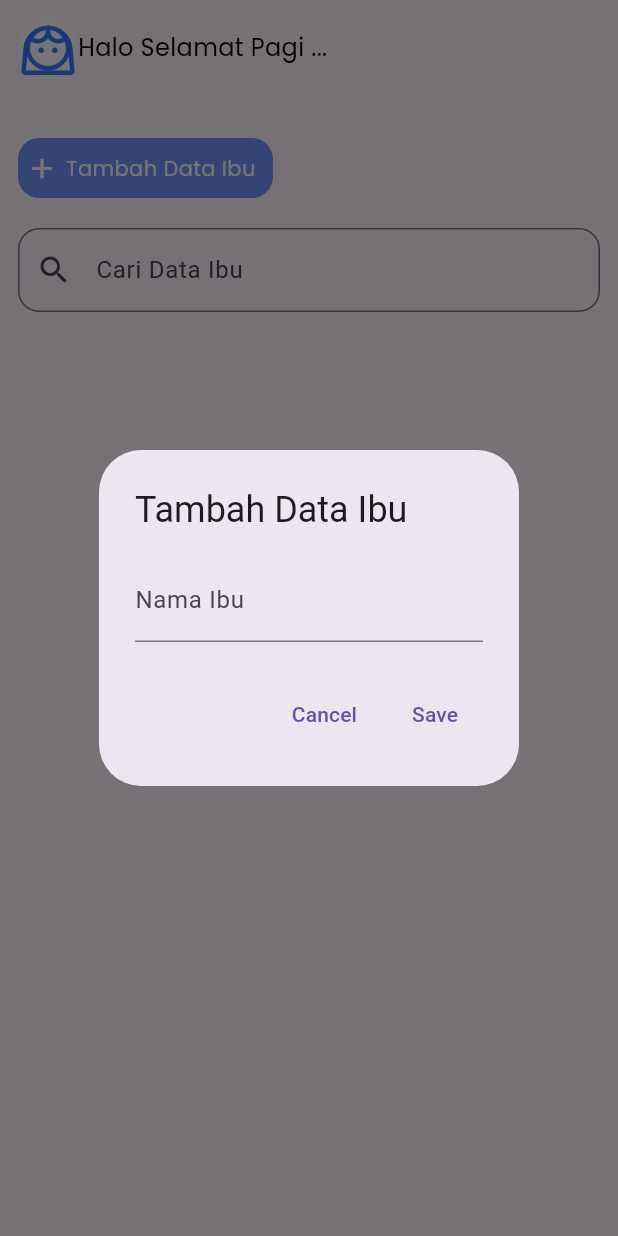
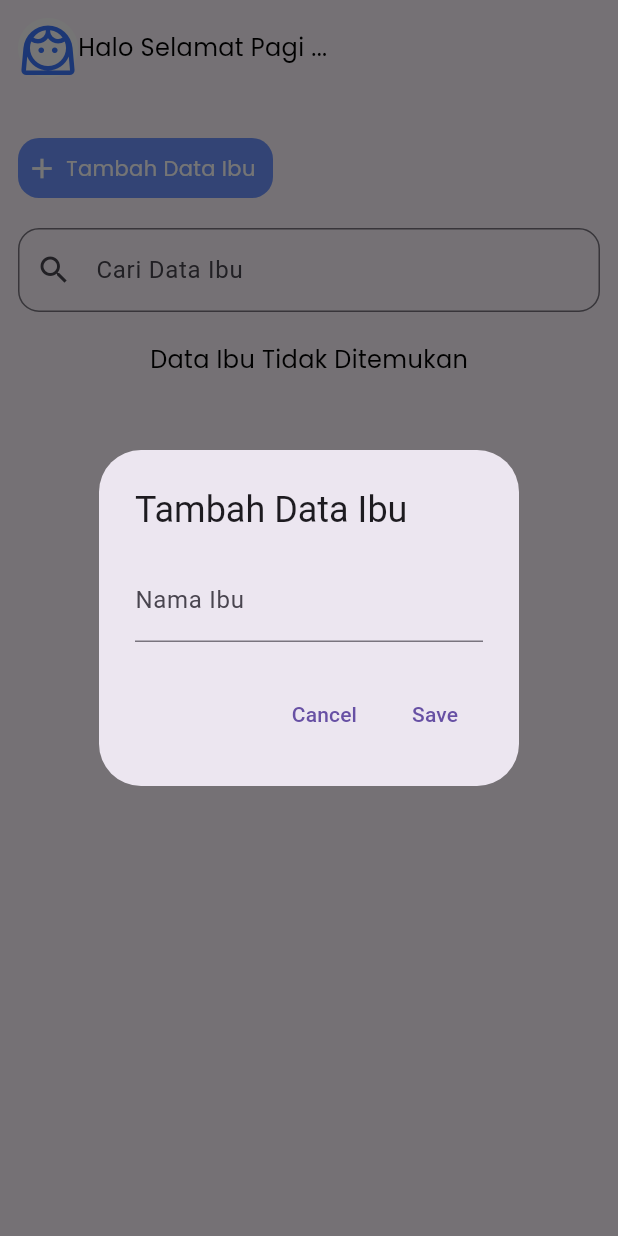
Before and after one commit to yolandomanullang20/PA_STUNTING_IOT_ECUN, a Flutter app: the screen it shows after launch, after a tap on "Tambah Data Ibu", on a phone screen of 412 x 824 dp. Run offline on Flutter 3.47's test engine with Material 3 defaults, Android fonts, the phone set to English and light mode, and no system bars; our stand-ins replace get, google_fonts, sqflite; accounts and stored records are empty.

Commit message:
benerin ui nya ajah

```diff
--- a/lib/app/modules/data_ibu/views/data_ibu_view.dart
+++ b/lib/app/modules/data_ibu/views/data_ibu_view.dart
@@ -1,4 +1,5 @@
 import 'package:flutter/material.dart';
+import 'package:flutter/services.dart';
 
 import 'package:get/get.dart';
 import 'package:stunting_app/models/ibu_model.dart';
@@ -88,6 +89,10 @@ class DataIbuView extends GetView<DataIbuController> {
                       borderRadius: BorderRadius.circular(14),
                     ),
                   ),
+                  inputFormatters: <TextInputFormatter>[
+                    FilteringTextInputFormatter.allow(
+                        RegExp(r'^[a-z A-Z\s]*$')),
+                  ],
                   onChanged: (value) =>
                       controller.getAllMothers(searchTerm: value),
                 ),
@@ -103,6 +108,15 @@ class DataIbuView extends GetView<DataIbuController> {
                           : GetBuilder<DataIbuController>(
                               init: DataIbuController(),
                               builder: (controller) {
+                                if (controller.listDataIbu.isEmpty) {
+                                  return Center(
+                                    child: Text(
+                                      'Data Ibu Tidak Ditemukan',
+                                      style:
+                                          poppinsBlack.copyWith(fontSize: 16),
+                                    ),
+                                  );
+                                } else {
                                   return ListView.builder(
                                     itemCount: controller.listDataIbu.length,
                                     shrinkWrap: true,
@@ -137,16 +151,20 @@ class DataIbuView extends GetView<DataIbuController> {
                                                     middleText:
                                                         'Apakah anda yakin ingin menghapus data ini?\nData yang dihapus tidak dapat dikembalikan.',
                                                     textConfirm: 'Ya',
-                                                  backgroundColor: Colors.white,
+                                                    backgroundColor:
+                                                        Colors.white,
                                                     textCancel: 'Tidak',
                                                     confirmTextColor:
                                                         Colors.white,
                                                     buttonColor: pinkColorBold,
-                                                  cancelTextColor: Colors.black,
+                                                    cancelTextColor:
+                                                        Colors.black,
                                                     onConfirm: () {
-                                                    controller.deleteMotherData(
+                                                      controller
+                                                          .deleteMotherData(
                                                               item.id!);
-                                                    controller.getAllMothers();
+                                                      controller
+                                                          .getAllMothers();
                                                       Get.back();
                                                     },
                                                   );
@@ -161,7 +179,8 @@ class DataIbuView extends GetView<DataIbuController> {
                                                       context,
                                                       controller
                                                           .listDataIbu[index]),
-                                                child: const Icon(Icons.edit)),
+                                                  child:
+                                                      const Icon(Icons.edit)),
                                               InkWell(
                                                   onTap: () => Get.toNamed(
                                                         '/data-anak',
@@ -175,6 +194,7 @@ class DataIbuView extends GetView<DataIbuController> {
                                       );
                                     },
                                   );
+                                }
                               },
                             ),
                     ),
@@ -201,6 +221,9 @@ class DataIbuView extends GetView<DataIbuController> {
             decoration: const InputDecoration(
               labelText: 'Nama Ibu',
             ),
+            inputFormatters: <TextInputFormatter>[
+              FilteringTextInputFormatter.allow(RegExp(r'^[a-z A-Z\s]*$')),
+            ],
             onChanged: (value) => {
               nameController.text = value.toUpperCase(),
               nameController.selection = TextSelection.fromPosition(
@@ -243,6 +266,9 @@ class DataIbuView extends GetView<DataIbuController> {
           content: TextField(
             controller: motherNameController,
             decoration: const InputDecoration(hintText: "Mother's Name"),
+            inputFormatters: <TextInputFormatter>[
+              FilteringTextInputFormatter.allow(RegExp(r'^[a-z A-Z\s]*$')),
+            ],
             onChanged: (value) => {
               motherNameController.text = value.toUpperCase(),
               motherNameController.selection = TextSelection.fromPosition(
```
Also changed, not shown: lib/app/modules/data_anak/controllers/data_anak_controller.dart (+21 -3 lines), lib/app/modules/data_anak/views/data_anak_view.dart (+16 -1 lines). Lines whose indentation alone changed are shown as unchanged.
